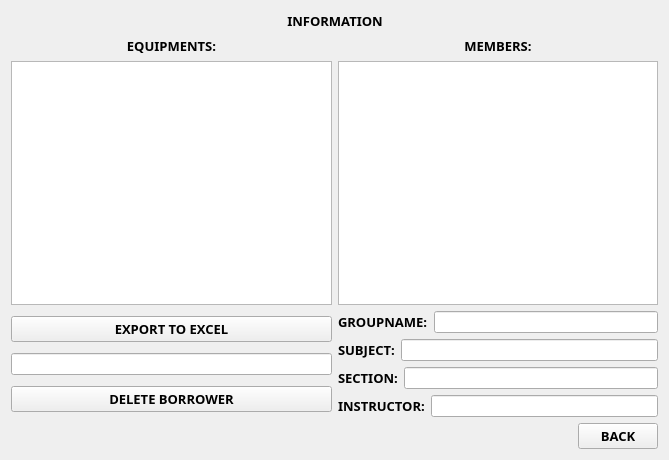
First picture: the form in infopopup.ui, repository markytools/sume-borrower-app, before the edit.
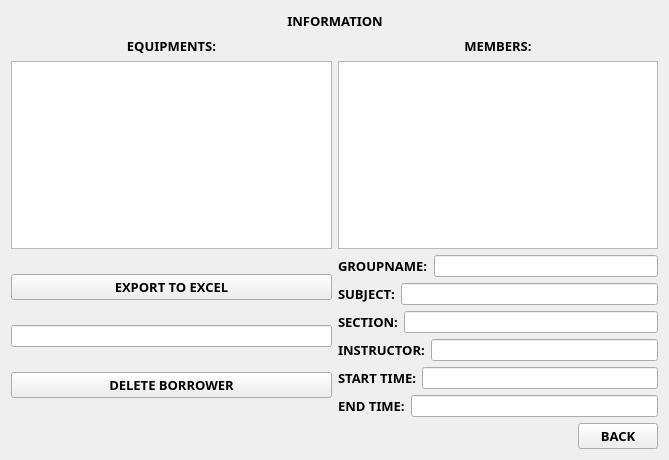
Second picture: the form after the edit.

Diff of the .ui file:
```diff
--- a/infopopup.ui
+++ b/infopopup.ui
@@ -287,6 +287,50 @@
            </item>
           </layout>
          </item>
+         <item>
+          <layout class="QHBoxLayout" name="horizontalLayout_8">
+           <item>
+            <widget class="QLabel" name="label_10">
+             <property name="font">
+              <font>
+               <family>Segoe UI Black</family>
+               <pointsize>10</pointsize>
+               <weight>75</weight>
+               <bold>true</bold>
+              </font>
+             </property>
+             <property name="text">
+              <string>START TIME:</string>
+             </property>
+            </widget>
+           </item>
+           <item>
+            <widget class="QLineEdit" name="groupName_3"/>
+           </item>
+          </layout>
+         </item>
+         <item>
+          <layout class="QHBoxLayout" name="horizontalLayout_9">
+           <item>
+            <widget class="QLabel" name="label_11">
+             <property name="font">
+              <font>
+               <family>Segoe UI Black</family>
+               <pointsize>10</pointsize>
+               <weight>75</weight>
+               <bold>true</bold>
+              </font>
+             </property>
+             <property name="text">
+              <string>END TIME:</string>
+             </property>
+            </widget>
+           </item>
+           <item>
+            <widget class="QLineEdit" name="groupName_4"/>
+           </item>
+          </layout>
+         </item>
         </layout>
        </item>
       </layout>
```
